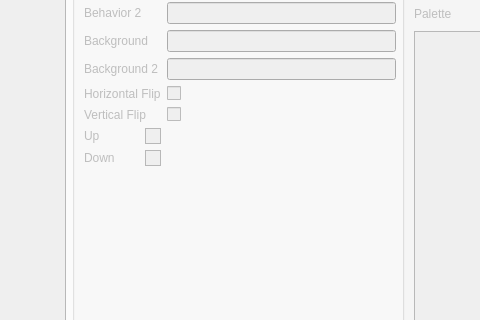
Old version of the form mapped.ui in the repository cosarara/blue-spider; both pictures show x 330 to 810 and y 118 to 438 of the 988 by 706 pixel window.
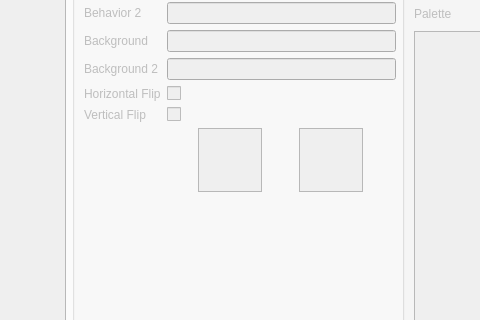
New version of the form. The open tabs and pages were chosen to show the change. Icons and pictures are not drawn.

Commit message: Shaping tile editor UI

What changed in the file:
```diff
--- a/mapped.ui
+++ b/mapped.ui
@@ -2078,19 +2078,6 @@
              <item row="0" column="1">
               <widget class="QLineEdit" name="lineEdit"/>
              </item>
-             <item row="10" column="0">
-              <spacer name="verticalSpacer_2">
-               <property name="orientation">
-                <enum>Qt::Vertical</enum>
-               </property>
-               <property name="sizeHint" stdset="0">
-                <size>
-                 <width>20</width>
-                 <height>40</height>
-                </size>
-               </property>
-              </spacer>
-             </item>
              <item row="4" column="0">
               <widget class="QLabel" name="label_48">
                <property name="text">
@@ -2146,42 +2133,6 @@
              <item row="3" column="1">
               <widget class="QLineEdit" name="lineEdit_4"/>
              </item>
-             <item row="6" column="0">
-              <layout class="QHBoxLayout" name="horizontalLayout_4">
-               <property name="sizeConstraint">
-                <enum>QLayout::SetMinimumSize</enum>
-               </property>
-               <item>
-                <widget class="QLabel" name="label_52">
-                 <property name="sizePolicy">
-                  <sizepolicy hsizetype="Preferred" vsizetype="Minimum">
-                   <horstretch>0</horstretch>
-                   <verstretch>0</verstretch>
-                  </sizepolicy>
-                 </property>
-                 <property name="text">
-                  <string>Up </string>
-                 </property>
-                </widget>
-               </item>
-               <item>
-                <widget class="QGraphicsView" name="tileset_2">
-                 <property name="sizePolicy">
-                  <sizepolicy hsizetype="Fixed" vsizetype="Minimum">
-                   <horstretch>0</horstretch>
-                   <verstretch>0</verstretch>
-                  </sizepolicy>
-                 </property>
-                 <property name="maximumSize">
-                  <size>
-                   <width>16</width>
-                   <height>16</height>
-                  </size>
-                 </property>
-                </widget>
-               </item>
-              </layout>
-             </item>
              <item row="0" column="0">
               <widget class="QLabel" name="label_46">
                <property name="text">
@@ -2194,37 +2145,60 @@
                <property name="sizeConstraint">
                 <enum>QLayout::SetMinimumSize</enum>
                </property>
+              </layout>
+             </item>
+             <item row="7" column="1">
+              <layout class="QHBoxLayout" name="horizontalLayout_4">
+               <property name="sizeConstraint">
+                <enum>QLayout::SetMinimumSize</enum>
+               </property>
                <item>
-                <widget class="QLabel" name="label_53">
+                <widget class="QGraphicsView" name="tile1">
                  <property name="sizePolicy">
-                  <sizepolicy hsizetype="Preferred" vsizetype="Minimum">
+                  <sizepolicy hsizetype="Fixed" vsizetype="Fixed">
                    <horstretch>0</horstretch>
                    <verstretch>0</verstretch>
                   </sizepolicy>
                  </property>
-                 <property name="text">
-                  <string>Down </string>
+                 <property name="maximumSize">
+                  <size>
+                   <width>64</width>
+                   <height>64</height>
+                  </size>
                  </property>
                 </widget>
                </item>
                <item>
-                <widget class="QGraphicsView" name="tileset_3">
+                <widget class="QGraphicsView" name="tile2">
                  <property name="sizePolicy">
-                  <sizepolicy hsizetype="Fixed" vsizetype="Minimum">
+                  <sizepolicy hsizetype="Preferred" vsizetype="Preferred">
                    <horstretch>0</horstretch>
                    <verstretch>0</verstretch>
                   </sizepolicy>
                  </property>
                  <property name="maximumSize">
                   <size>
-                   <width>16</width>
-                   <height>16</height>
+                   <width>64</width>
+                   <height>64</height>
                   </size>
                  </property>
                 </widget>
                </item>
               </layout>
              </item>
+             <item row="8" column="1">
+              <spacer name="verticalSpacer_2">
+               <property name="orientation">
+                <enum>Qt::Vertical</enum>
+               </property>
+               <property name="sizeHint" stdset="0">
+                <size>
+                 <width>20</width>
+                 <height>40</height>
+                </size>
+               </property>
+              </spacer>
+             </item>
             </layout>
            </item>
            <item>
```
The commit also changes 1 other file.
